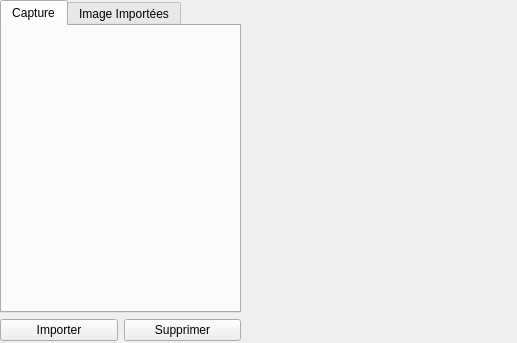
The window that src/tweedy/gui/chutier/chutier.ui (stopmotionimac/tweedy) describes before a commit, drawn with Qt 5.
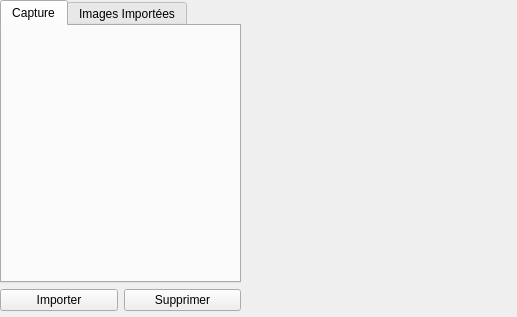
The same window after the commit.

Diff of the .ui file:
```diff
--- a/src/tweedy/gui/chutier/chutier.ui
+++ b/src/tweedy/gui/chutier/chutier.ui
@@ -7,19 +7,22 @@
     <x>0</x>
     <y>0</y>
     <width>517</width>
-    <height>343</height>
+    <height>317</height>
    </rect>
   </property>
   <property name="windowTitle">
    <string>Form</string>
   </property>
+  <property name="styleSheet">
+   <string notr="true"/>
+  </property>
   <widget class="QWidget" name="layoutWidget">
    <property name="geometry">
     <rect>
      <x>0</x>
      <y>0</y>
      <width>241</width>
-     <height>341</height>
+     <height>311</height>
     </rect>
    </property>
    <layout class="QVBoxLayout" name="verticalLayout">
@@ -35,7 +38,7 @@
       </widget>
       <widget class="QWidget" name="importImage">
        <attribute name="title">
-        <string>Image Importées</string>
+        <string>Images Importées</string>
        </attribute>
       </widget>
      </widget>
@@ -66,7 +69,7 @@
      <x>250</x>
      <y>0</y>
      <width>261</width>
-     <height>341</height>
+     <height>311</height>
     </rect>
    </property>
    <layout class="QVBoxLayout" name="verticalLayout_2">
@@ -88,7 +91,7 @@
       <property name="sizeHint" stdset="0">
        <size>
         <width>10</width>
-        <height>150</height>
+        <height>120</height>
        </size>
       </property>
      </spacer>
```
